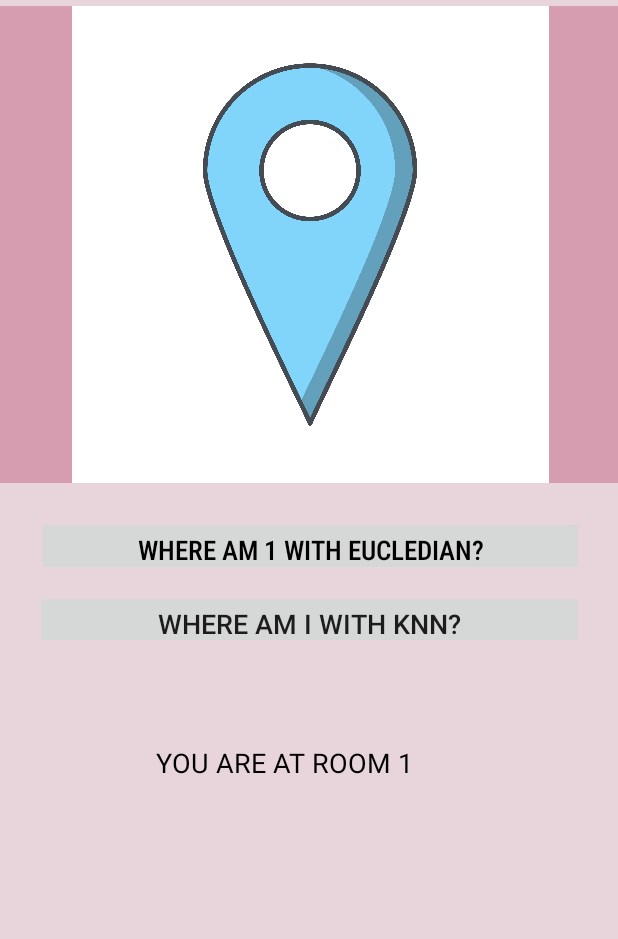
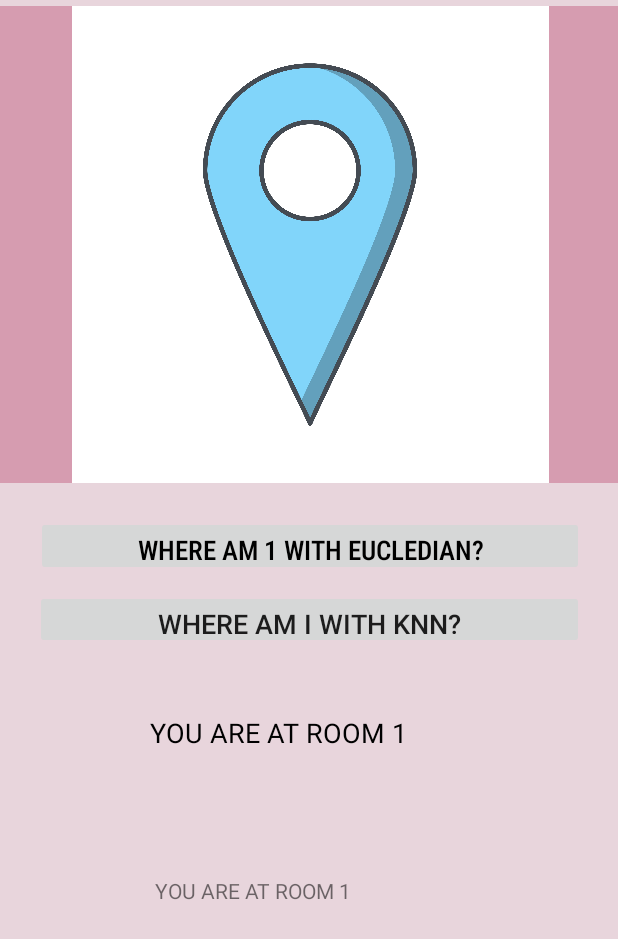
Before and after one commit to Mobile-Computing-Winter-2021/Android-projects, an Android app: the fragment Fragmentlocate shown on its own in the app's theme, after a tap on "WHERE AM I WITH KNN?", on a phone screen of 412 x 824 dp. Shown: the top 939 px of the screen. Run offline under Robolectric (Android 15) with nearby library versions, the phone set to English and light mode, and no system bars; our stand-ins replace Room's generated code; 5 statements that could not run were skipped; 1 other tap on this screen came first.

Commit message:
tenth commit

```diff
--- a/app/src/main/java/com/example/helloworld/Databaseclass.java
+++ b/app/src/main/java/com/example/helloworld/Databaseclass.java
@@ -6,7 +6,7 @@ import com.example.helloworld.Daoclass;
 import android.content.Context;
 
 import androidx.room.Database;
-@Database(entities = {dbwifi.class,dbaprssi.class}, version = 7,exportSchema = true)
+@Database(entities = {dbwifi.class,dbaprssi.class}, version = 9,exportSchema = true)
 public abstract class Databaseclass extends RoomDatabase{
     private static Databaseclass db;
 
--- a/app/src/main/java/com/example/helloworld/Fragmentlocate.java
+++ b/app/src/main/java/com/example/helloworld/Fragmentlocate.java
@@ -36,6 +36,7 @@ public class Fragmentlocate extends Fragment {
     Button accx;
     Button accz;
     TextView t1;
+    TextView t2;
      ArrayList wifiList3;
 
     List AP1difference;
@@ -61,6 +62,7 @@ public class Fragmentlocate extends Fragment {
        accx = (Button) view.findViewById(R.id.button2);
        accz = (Button) view.findViewById(R.id.button7);
         t1 = (TextView) view.findViewById(R.id.textView);
+        t2 = (TextView) view.findViewById(R.id.textView4);
         wifimanager1 = (WifiManager) getActivity().
                 getSystemService(Context.WIFI_SERVICE);
         wifiReceiver1 = new WifiReceiver3();
@@ -104,44 +106,46 @@ public class Fragmentlocate extends Fragment {
 
                                             }
 
-
+                      float totaleuclid;
                        for(int i = 0;i<values.size();i++)
                     {
                          float x=(values.get(i).getRSSIAP1())-(rssilist1.get(indexofgalaxy));
                       float y=(values.get(i).getRSSIAP2())-(rssilist1.get(indexofredmi));
                         float z=(values.get(i).getRSSIAP3())-(rssilist1.get(indexofredmi1));
-                        float eucled = (float) Math.sqrt((x)*(x) +(z)*(z));
+                        float eucled = (float) Math.sqrt((x)*(x) +(y)*(y)+(z)*(z));
+
+
                         eucledian.add(eucled);
 
                     }
                     int minIndex = eucledian.indexOf(Collections.min(eucledian));
-                    if(minIndex==0)
+                    if((minIndex==0)||(minIndex==1)||(minIndex==2)||(minIndex==3))
                     {
                       t1.setText("YOU ARE AT ROOM 1");
                       System.out.println("YOU ARE AT ROOM 1");
                     }
 
-                   else if(minIndex==1)
+                   else if((minIndex==4)||(minIndex==5)||(minIndex==6)||(minIndex==7))
                     {
                         t1.setText("YOU ARE AT ROOM 2");
                         System.out.println("YOU ARE AT ROOM 2");
                     }
-                   else if(minIndex==2)
+                   else if((minIndex==8)||(minIndex==9)||(minIndex==10)||(minIndex==11))
                     {
                         t1.setText("YOU ARE AT ROOM 3");
                         System.out.println("YOU ARE AT ROOM 3");
                     }
-                   else if(minIndex==3)
+                   else if((minIndex==12)||(minIndex==13)||(minIndex==14)||(minIndex==15))
                     {
                         t1.setText("YOU ARE AT ROOM 4");
                         System.out.println("YOU ARE AT ROOM 4");
                     }
-                  else if(minIndex==4)
+                  else if((minIndex==16)||(minIndex==17)||(minIndex==18)||(minIndex==19))
                     {
                         t1.setText("YOU ARE AT ROOM 5");
                         System.out.println("YOU ARE AT ROOM 5");
                     }
-                else if(minIndex==5)
+                else if((minIndex==20)||(minIndex==21)||(minIndex==22)||(minIndex==23))
                     {
                         t1.setText("YOU ARE AT ROOM 6");
                         System.out.println("YOU ARE AT ROOM 6");
@@ -149,35 +153,103 @@ public class Fragmentlocate extends Fragment {
 
 
 
-
-
-
-
-
-                }
+                                        }
             });
             accz.setOnClickListener(new View.OnClickListener() {
                 @Override
                 public void onClick(View v) {
+//I have taken k value as 7
+                    List<dbaprssi> values1 = Databaseclass.getInstance(getActivity()).mainDao().getAllD1();
+                    for (int i = 0; i < values1.size(); i++) {
+                        float x = (values1.get(i).getRSSIAP1()) - (rssilist1.get(indexofgalaxy));
+                        float y = (values1.get(i).getRSSIAP2()) - (rssilist1.get(indexofredmi));
+                        float z = (values1.get(i).getRSSIAP3()) - (rssilist1.get(indexofredmi1));
+                        float eucled = (float) Math.sqrt((x) * (x) + (y) * (y) + (z) * (z));
+                        eucledian1.add(eucled);
 
-                            List<dbaprssi> values1  = Databaseclass.getInstance(getActivity()).mainDao().getAllD1();
-                            for(int i = 0;i<values1.size();i++)
-                            {
-                                float x=(values1.get(i).getRSSIAP1())-(rssilist1.get(indexofgalaxy));
-                              float y=(values1.get(i).getRSSIAP2())-(rssilist1.get(indexofredmi));
-                                float z=(values1.get(i).getRSSIAP3())-(rssilist1.get(indexofredmi1));
-                                float eucled = (float) Math.sqrt((x)*(x) +(y)*(y)+(z)*(z));
-                                eucledian1.add(eucled);
+                    }
+                    //   int minIndex = eucledian.indexOf(Collections.min(eucledian));
+                    int roomcount1 = 0;
+                    int roomcount2 = 0;
+                    int roomcount3 = 0;
+                    int roomcount4 = 0;
+                    int roomcount5 = 0;
+                    int roomcount6 = 0;
+                    ArrayList<Float> copiedeucled
+                            = (ArrayList<Float>) eucledian1.clone();
 
-                            }
-                            int minIndex = eucledian.indexOf(Collections.min(eucledian));
+                    Collections.sort(eucledian1);
+
+                    ArrayList<Integer> roomno = new ArrayList<>();
+                    for (int i = 0; i < 7; i++) {
+
+                        Float valueatposition = eucledian.get(i);
+                        int originalpos = copiedeucled.indexOf(valueatposition);
+                        if ((originalpos == 0) || (originalpos == 1) || (originalpos == 2) || (originalpos == 3)) {
+                            roomcount1++;
+
+                        }
+                        if ((originalpos == 4) || (originalpos == 5) || (originalpos == 6) || (originalpos == 7)) {
+                            roomcount2++;
+
+                        }
+                        if ((originalpos == 8) || (originalpos == 9) || (originalpos == 10) || (originalpos == 11)) {
+                            roomcount3++;
+
+                        }
+                        if ((originalpos == 12) || (originalpos == 13) || (originalpos == 14) || (originalpos == 15)) {
+                            roomcount4++;
+
+                        }
+                        if ((originalpos == 16) || (originalpos == 17) || (originalpos == 18) || (originalpos == 19)) {
+                            roomcount5++;
+
+                        }
+                        if ((originalpos == 20) || (originalpos == 21) || (originalpos == 22) || (originalpos == 23)) {
+                            roomcount6++;
+
+                        }
+                    }
 
 
+                    roomno.add(roomcount1);
+                    roomno.add(roomcount2);
+                    roomno.add(roomcount3);
+                    roomno.add(roomcount4);
+                    roomno.add(roomcount5);
+                    roomno.add(roomcount6);
 
-
+                    // calling max() method.
+                    int largest = Collections.max(roomno);
+                    int room = roomno.indexOf(largest);
+                    if (room == 0) {
+                        t2.setText("YOU ARE AT ROOM 1");
+                        System.out.println("YOU ARE AT ROOM 1");
+                    }
+                    if (room == 1) {
+                        t2.setText("YOU ARE AT ROOM 2");
+                        System.out.println("YOU ARE AT ROOM 2");
+                    }
+                    if (room == 2) {
+                        t2.setText("YOU ARE AT ROOM 3");
+                        System.out.println("YOU ARE AT ROOM 3");
+                    }
+                    if (room == 3) {
+                        t2.setText("YOU ARE AT ROOM 4");
+                        System.out.println("YOU ARE AT ROOM 4");
+                    }
+                    if (room == 4) {
+                        t2.setText("YOU ARE AT ROOM 5");
+                        System.out.println("YOU ARE AT ROOM 5");
+                    }
+                    if (room == 5) {
+                        t2.setText("YOU ARE AT ROOM 6");
+                        System.out.println("YOU ARE AT ROOM 6");
+                    }
 
 
                 }
+
             });
 
 
--- a/app/src/main/res/layout/fragment_fragmentlocate.xml
+++ b/app/src/main/res/layout/fragment_fragmentlocate.xml
@@ -36,8 +36,8 @@
         android:id="@+id/textView"
         android:layout_width="242dp"
         android:layout_height="83dp"
-        android:layout_marginStart="104dp"
-        android:layout_marginTop="496dp"
+        android:layout_marginStart="100dp"
+        android:layout_marginTop="476dp"
         android:textColor="@color/black"
         android:textSize="18sp"
         app:layout_constraintStart_toStartOf="parent"
@@ -54,4 +54,13 @@
         app:layout_constraintStart_toStartOf="parent"
         app:layout_constraintTop_toTopOf="parent" />
 
+    <TextView
+        android:id="@+id/textView4"
+        android:layout_width="239dp"
+        android:layout_height="69dp"
+        android:layout_marginStart="103dp"
+        android:layout_marginTop="584dp"
+        app:layout_constraintStart_toStartOf="parent"
+        app:layout_constraintTop_toTopOf="parent" />
+
 </androidx.constraintlayout.widget.ConstraintLayout>
```
